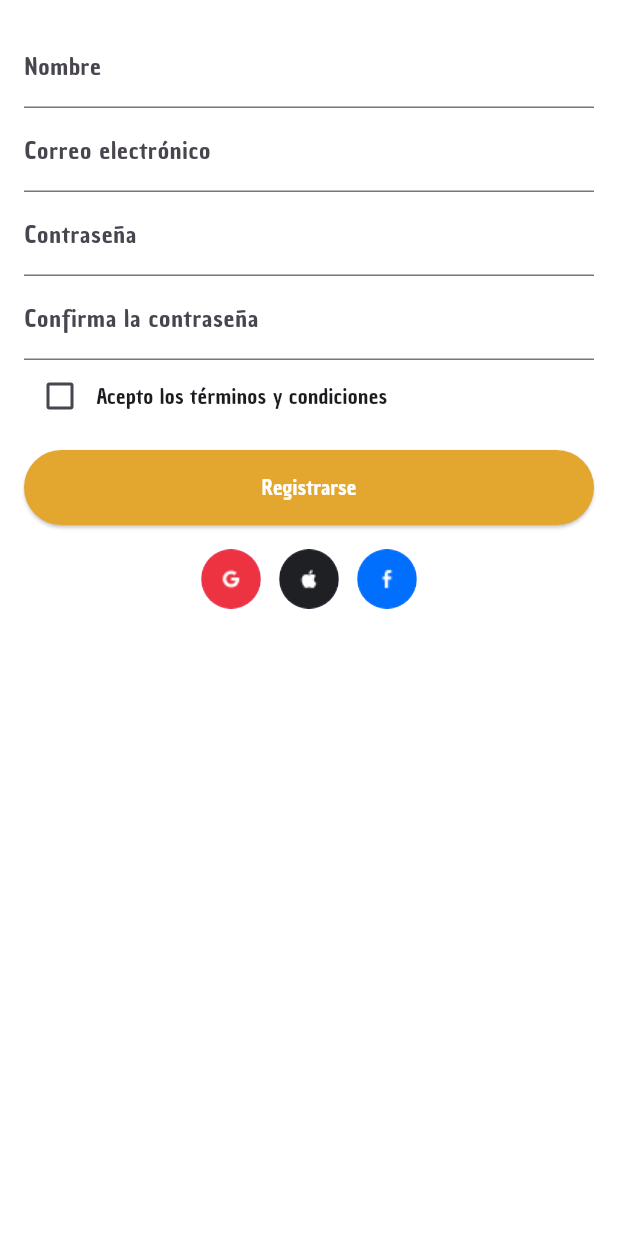
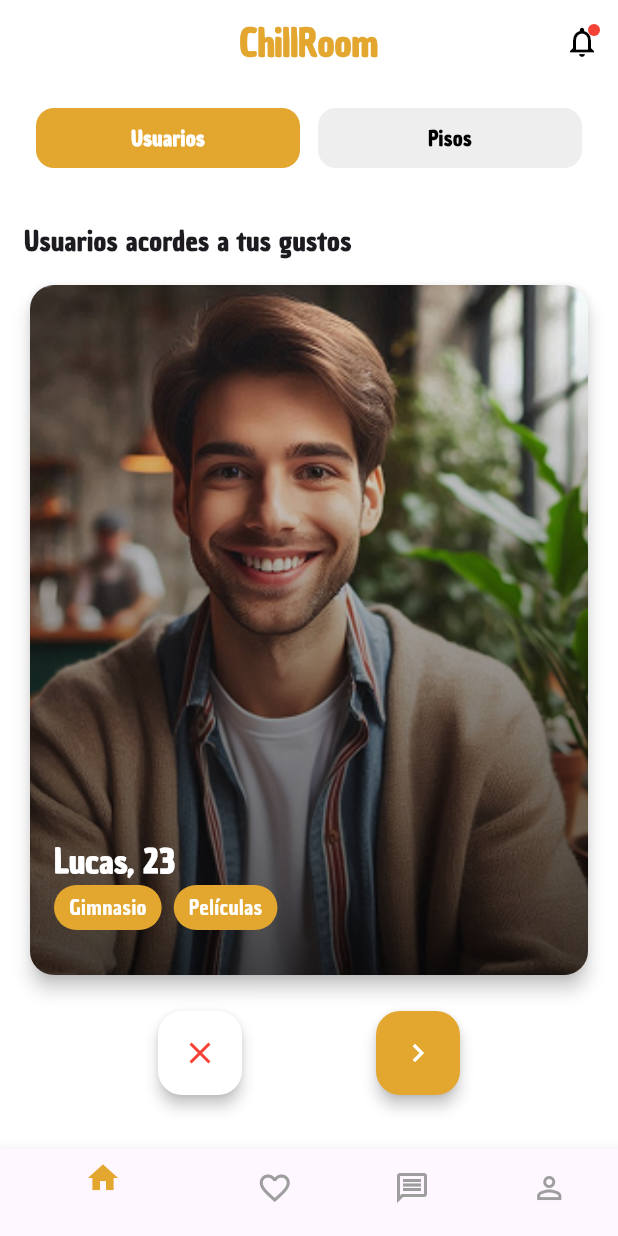
Before and after one commit to JavierRapadoDom/ChillRoom, a Flutter app: the screen it shows after launch, on a phone screen of 412 x 824 dp. Run offline on Flutter 3.47's test engine with Material 3 defaults, Android fonts, the phone set to English and light mode, and no system bars; our stand-ins replace supabase_flutter; accounts and stored records are empty.

Commit message:
TFG_25 Pantalla de home añadida con las vistas de usuarios y de pisos, además de la pantalla de perfil

```diff
--- a/lib/main.dart
+++ b/lib/main.dart
@@ -1,3 +1,4 @@
+import 'package:chillroom/screens/home_screen.dart';
 import 'package:chillroom/screens/login_screen.dart';
 import 'package:chillroom/screens/register_screen.dart';
 import 'package:chillroom/supabase_client.dart';
@@ -19,7 +20,7 @@
         scaffoldBackgroundColor: Colors.white,
       ),
       home: supabase.auth.currentUser == null
-          ? RegisterScreen()
+          ? HomeScreen()
           : MyHomePage(),
     );
   }
--- /dev/null
+++ b/lib/screens/home_screen.dart
@@ -0,0 +1,146 @@
+import 'package:flutter/material.dart';
+
+import '../widgets/pisos_view.dart';
+import '../widgets/usuarios_view.dart';
+
+class HomeScreen extends StatefulWidget {
+  const HomeScreen({super.key});
+
+  @override
+  State<HomeScreen> createState() => _HomeScreenState();
+}
+
+class _HomeScreenState extends State<HomeScreen> {
+  int _selectedTabIndex = 0; // 0 = Usuarios, 1 = Pisos
+  int _selectedBottomNavIndex = 0;
+
+  void _onTabChanged(int index) {
+    setState(() {
+      _selectedTabIndex = index;
+    });
+  }
+
+  void _onBottomNavChanged(int index) {
+    // Navegación según ícono tocado
+    setState(() {
+      _selectedBottomNavIndex = index;
+    });
+  }
+
+  @override
+  Widget build(BuildContext context) {
+    return Scaffold(
+      backgroundColor: Colors.white,
+      appBar: AppBar(
+        title: const Text("ChillRoom", style: TextStyle(color: Color(0xFFE3A62F), fontWeight: FontWeight.bold, fontSize: 24)),
+        centerTitle: true,
+        backgroundColor: Colors.white,
+        elevation: 0,
+        actions: [
+          IconButton(
+            icon: Stack(
+              children: [
+                const Icon(Icons.notifications_none, color: Colors.black),
+                Positioned(
+                  right: 0,
+                  top: 0,
+                  child: Container(
+                    width: 8,
+                    height: 8,
+                    decoration: BoxDecoration(
+                      color: Colors.red,
+                      shape: BoxShape.circle,
+                    ),
+                  ),
+                )
+              ],
+            ),
+            onPressed: () {},
+          )
+        ],
+      ),
+      body: Column(
+        children: [
+          const SizedBox(height: 8),
+          _buildToggleButtons(),
+          Expanded(
+            child: _selectedTabIndex == 0
+                ? _buildUsuariosView()
+                : _buildPisosView(),
+          ),
+        ],
+      ),
+      bottomNavigationBar: BottomNavigationBar(
+        currentIndex: _selectedBottomNavIndex,
+        selectedItemColor: Color(0xFFE3A62F),
+        unselectedItemColor: Colors.grey,
+        onTap: _onBottomNavChanged,
+        items: const [
+          BottomNavigationBarItem(icon: Icon(Icons.home), label: ''),
+          BottomNavigationBarItem(icon: Icon(Icons.favorite_border), label: ''),
+          BottomNavigationBarItem(icon: Icon(Icons.message_outlined), label: ''),
+          BottomNavigationBarItem(icon: Icon(Icons.person_outline), label: ''),
+        ],
+      ),
+    );
+  }
+
+  Widget _buildToggleButtons() {
+    return Padding(
+      padding: const EdgeInsets.symmetric(horizontal: 24, vertical: 8),
+      child: Row(
+        children: [
+          Expanded(
+            child: GestureDetector(
+              onTap: () => _onTabChanged(0),
+              child: Container(
+                padding: const EdgeInsets.symmetric(vertical: 10),
+                decoration: BoxDecoration(
+                  color: _selectedTabIndex == 0 ? Color(0xFFE3A62F) : Colors.grey[200],
+                  borderRadius: BorderRadius.circular(12),
+                ),
+                alignment: Alignment.center,
+                child: Text(
+                  "Usuarios",
+                  style: TextStyle(
+                    color: _selectedTabIndex == 0 ? Colors.white : Colors.black,
+                    fontWeight: FontWeight.bold,
+                  ),
+                ),
+              ),
+            ),
+          ),
+          const SizedBox(width: 12),
+          Expanded(
+            child: GestureDetector(
+              onTap: () => _onTabChanged(1),
+              child: Container(
+                padding: const EdgeInsets.symmetric(vertical: 10),
+                decoration: BoxDecoration(
+                  color: _selectedTabIndex == 1 ? Color(0xFFE3A62F) : Colors.grey[200],
+                  borderRadius: BorderRadius.circular(12),
+                ),
+                alignment: Alignment.center,
+                child: Text(
+                  "Pisos",
+                  style: TextStyle(
+                    color: _selectedTabIndex == 1 ? Colors.white : Colors.black,
+                    fontWeight: FontWeight.bold,
+                  ),
+                ),
+              ),
+            ),
+          ),
+        ],
+      ),
+    );
+  }
+
+  Widget _buildUsuariosView() {
+    return const UsuariosView();
+  }
+
+  Widget _buildPisosView() {
+    return const PisosView();
+  }
+}
--- /dev/null
+++ b/lib/widgets/usuarios_view.dart
@@ -0,0 +1,141 @@
+import 'package:flutter/material.dart';
+
+class UsuariosView extends StatefulWidget {
+  const UsuariosView({super.key});
+
+  @override
+  State<UsuariosView> createState() => _UsuariosViewState();
+}
+
+class _UsuariosViewState extends State<UsuariosView> {
+  final List<Map<String, dynamic>> mockUsuarios = [
+    {
+      'nombre': 'Lucas',
+      'edad': 23,
+      'foto': 'assets/mock/lucas.png',
+      'intereses': ['Gimnasio', 'Películas']
+    },
+    {
+      'nombre': 'Andrea',
+      'edad': 25,
+      'foto': 'assets/mock/andrea.jpeg',
+      'intereses': ['Yoga', 'Lectura']
+    },
+  ];
+
+  int currentIndex = 0;
+
+  void _descartar() {
+    setState(() {
+      if (currentIndex < mockUsuarios.length - 1) {
+        currentIndex++;
+      }
+    });
+  }
+
+  void _contactar() {
+    // Aquí más adelante abrirás el chat o el perfil completo
+    ScaffoldMessenger.of(context).showSnackBar(
+      SnackBar(content: Text("Has contactado con ${mockUsuarios[currentIndex]['nombre']}")),
+    );
+  }
+
+  @override
+  Widget build(BuildContext context) {
+    final usuario = mockUsuarios[currentIndex];
+
+    return Padding(
+      padding: const EdgeInsets.all(16.0),
+      child: Column(
+        children: [
+          const SizedBox(height: 12),
+          Align(
+            alignment: Alignment.centerLeft,
+            child: Text(
+              "Usuarios acordes a tus gustos",
+              style: TextStyle(fontSize: 18, fontWeight: FontWeight.bold),
+            ),
+          ),
+          const SizedBox(height: 12),
+          Expanded(
+            child: Card(
+              shape: RoundedRectangleBorder(borderRadius: BorderRadius.circular(16)),
+              elevation: 5,
+              child: ClipRRect(
+                borderRadius: BorderRadius.circular(16),
+                child: Stack(
+                  fit: StackFit.expand,
+                  children: [
+                    Image.asset(usuario['foto'], fit: BoxFit.cover),
+                    Container(
+                      decoration: BoxDecoration(
+                        gradient: LinearGradient(
+                          begin: Alignment.bottomCenter,
+                          end: Alignment.topCenter,
+                          colors: [
+                            Colors.black.withOpacity(0.7),
+                            Colors.transparent,
+                          ],
+                        ),
+                      ),
+                    ),
+                    Positioned(
+                      left: 16,
+                      bottom: 60,
+                      child: Text(
+                        "${usuario['nombre']}, ${usuario['edad']}",
+                        style: TextStyle(
+                          color: Colors.white,
+                          fontSize: 22,
+                          fontWeight: FontWeight.bold,
+                        ),
+                      ),
+                    ),
+                    Positioned(
+                      left: 16,
+                      bottom: 30,
+                      child: Row(
+                        children: usuario['intereses']
+                            .map<Widget>((interes) => Container(
+                          margin: const EdgeInsets.only(right: 8),
+                          padding: const EdgeInsets.symmetric(horizontal: 10, vertical: 5),
+                          decoration: BoxDecoration(
+                            color: Color(0xFFE3A62F),
+                            borderRadius: BorderRadius.circular(20),
+                          ),
+                          child: Text(interes, style: TextStyle(color: Colors.white)),
+                        ))
+                            .toList(),
+                      ),
+                    )
+                  ],
+                ),
+              ),
+            ),
+          ),
+          const SizedBox(height: 20),
+          Row(
+            mainAxisAlignment: MainAxisAlignment.spaceEvenly,
+            children: [
+              FloatingActionButton(
+                onPressed: _descartar,
+                heroTag: "descartar",
+                backgroundColor: Colors.white,
+                elevation: 4,
+                child: Icon(Icons.close, color: Colors.red),
+              ),
+              FloatingActionButton(
+                onPressed: _contactar,
+                heroTag: "contactar",
+                backgroundColor: Color(0xFFE3A62F),
+                elevation: 4,
+                child: Icon(Icons.chevron_right, color: Colors.white),
+              ),
+            ],
+          ),
+          const SizedBox(height: 20),
+        ],
+      ),
+    );
+  }
+}
--- a/pubspec.yaml
+++ b/pubspec.yaml
@@ -65,6 +65,7 @@ flutter:
     - assets/botonGoogle.png
     - assets/botonApple.png
     - assets/ChauPhilomeneOne-Regular.ttf
+    - assets/mock/
 
 
   # An image asset can refer to one or more resolution-specific "variants", see
```
Also changed, not shown: lib/screens/profile_screen.dart (added, +123 -0 lines), lib/widgets/pisos_view.dart (added, +125 -0 lines), assets/mock/andrea.jpeg (added), assets/mock/andrea_avatar.png (added), assets/mock/luca_avatar.png (added), assets/mock/lucas.png (added), assets/mock/marcos_avatar.png (added), assets/mock/piso1.png (added), assets/mock/piso2.png (added), assets/mock/piso3.png (added).
